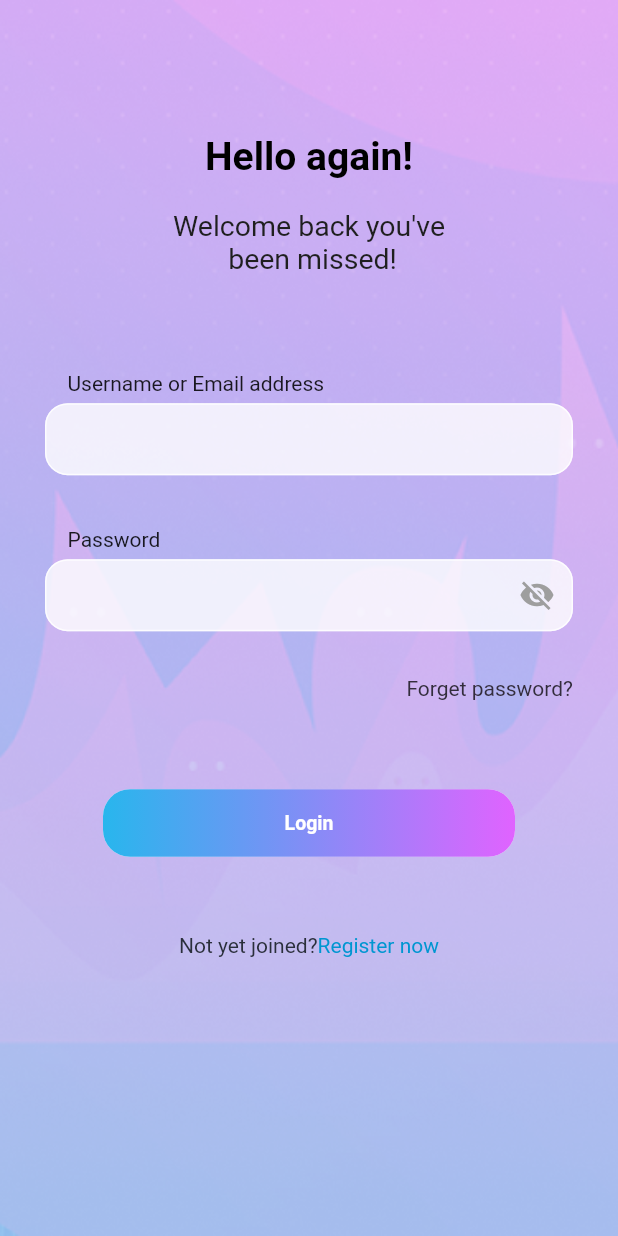
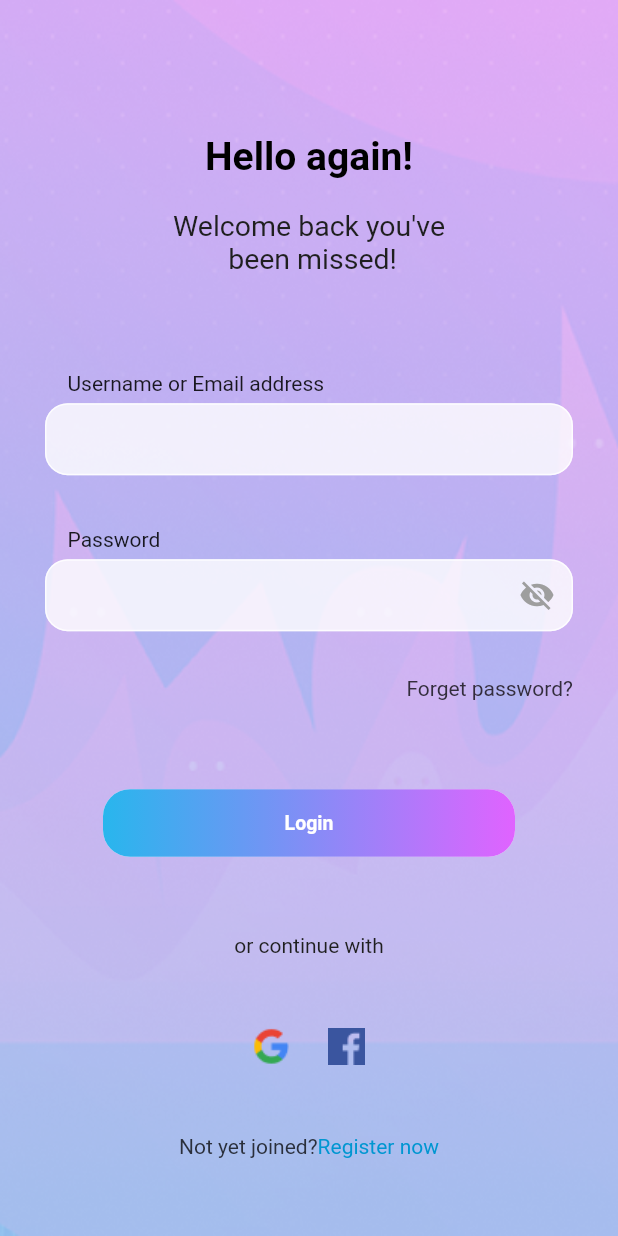
Before and after one commit to loki1220/concept, a Flutter app: the screen it shows after launch, after a tap on "Login", on a phone screen of 412 x 824 dp. Run offline on Flutter 3.47's test engine with Material 2 defaults, Android fonts, the phone set to English and light mode, and no system bars; our stand-ins replace animated_splash_screen, cloud_firestore, file_picker, firebase_auth, firebase_core, firebase_storage and 7 more; missing offline and left inert: photo_manager, video_compress; accounts and stored records are empty; network calls fail.

```diff
--- a/lib/main.dart
+++ b/lib/main.dart
@@ -1,9 +1,7 @@
-import 'dart:ui';
 import 'package:animated_splash_screen/animated_splash_screen.dart';
 import 'package:concept/layouts/mobile_screen_layout.dart';
 import 'package:concept/providers/user_providers.dart';
 import 'package:concept/screens/home_page.dart';
-import 'package:concept/screens/profile_screen.dart';
 import 'package:firebase_auth/firebase_auth.dart';
 import 'package:firebase_core/firebase_core.dart';
 import 'package:flutter/material.dart';
@@ -74,13 +72,14 @@ class MyApp extends StatelessWidget {
                         colors: <Color>[Color(0xFF28B6ED),
                           Color(0xFF362345)]),*/
                     ),
-                  ))
+                  ),
+                  ),
                 ],
               ),
               splashIconSize: double.maxFinite,
               centered: true,
               splashTransition: SplashTransition.fadeTransition,
-              nextScreen: HomePage(),
+              nextScreen: const HomePage(),
             );
           },
         ),
@@ -88,5 +87,3 @@ class MyApp extends StatelessWidget {
     );
   }
 }
-
-//Loki cloned service updated on 07/04/2022
--- a/lib/providers/user_providers.dart
+++ b/lib/providers/user_providers.dart
@@ -1,5 +1,4 @@
 import 'package:flutter/cupertino.dart';
-
 import '../model/users.dart';
 import '../resources/auth_methods.dart';
 
--- a/lib/screens/login_page.dart
+++ b/lib/screens/login_page.dart
@@ -1,21 +1,15 @@
 import 'dart:async';
-
 import 'package:concept/screens/signup_page.dart';
 import 'package:concept/screens/started_page.dart';
 import 'package:concept/widget/circular_indicator.dart';
 import 'package:concept/widget/mytextfield.dart';
-import 'package:flutter/cupertino.dart';
 import 'package:flutter/gestures.dart';
 import 'package:flutter/material.dart';
 import 'package:fluttertoast/fluttertoast.dart';
-import 'package:get/get.dart';
-import 'package:get/get_core/src/get_main.dart';
 import 'package:google_fonts/google_fonts.dart';
 import 'package:firebase_auth/firebase_auth.dart';
 import 'package:google_sign_in/google_sign_in.dart';
-
 import '../layouts/mobile_screen_layout.dart';
-import 'details.dart';
 import 'forgetpass.dart';
 
 class LoginPage extends StatefulWidget {
@@ -46,7 +40,7 @@ class _LoginPageState extends State<LoginPage> {
   //     t.cancel(); //stops the timer
   //   });
   // }
-  //
+
   // @override
   // void initState() {
   //   startTimer(); //start the timer on loading
@@ -130,53 +124,53 @@ class _LoginPageState extends State<LoginPage> {
       accessToken: googleAuth?.accessToken,
       idToken: googleAuth?.idToken,
     );
-    // Fluttertoast.showToast(msg: "msg", toastLength: Toast.LENGTH_SHORT);
+    Fluttertoast.showToast(msg: "msg", toastLength: Toast.LENGTH_SHORT);
 
     // Once signed in, return the UserCredential
     return await FirebaseAuth.instance.signInWithCredential(credential);
   }
 
-  // Widget _buildGoogleButton() {
-  //   return Row(
-  //     mainAxisAlignment: MainAxisAlignment.center,
-  //     children: <Widget>[
-  //       Container(
-  //         height: 25,
-  //         width: 25,
-  //         child: GestureDetector(
-  //           onTap: () async {
-  //             await signInWithGoogle();
-  //             setState(() {
-  //               Navigator.push(
-  //                 context,
-  //                 MaterialPageRoute(
-  //                   builder: (context) => MobileScreenLayout(),
-  //                 ),
-  //               );
-  //             });
-  //           },
-  //           child: Image.asset(
-  //             "assets/gbutton.png",
-  //             width: 25,
-  //             height: 25,
-  //           ),
-  //         ),
-  //       ),
-  //       SizedBox(
-  //         width: 25,
-  //       ),
-  //       Container(
-  //         height: 25,
-  //         width: 25,
-  //         child: Image.asset(
-  //           "assets/fbutton.png",
-  //           width: 25,
-  //           height: 25,
-  //         ),
-  //       ),
-  //     ],
-  //   );
-  // }
+  Widget _buildGoogleButton() {
+    return Row(
+      mainAxisAlignment: MainAxisAlignment.center,
+      children: <Widget>[
+        Container(
+          height: 25,
+          width: 25,
+          child: GestureDetector(
+            onTap: () async {
+              await signInWithGoogle();
+              setState(() {
+                Navigator.push(
+                  context,
+                  MaterialPageRoute(
+                    builder: (context) => MobileScreenLayout(),
+                  ),
+                );
+              });
+            },
+            child: Image.asset(
+              "assets/gbutton.png",
+              width: 25,
+              height: 25,
+            ),
+          ),
+        ),
+        SizedBox(
+          width: 25,
+        ),
+        Container(
+          height: 25,
+          width: 25,
+          child: Image.asset(
+            "assets/fbutton.png",
+            width: 25,
+            height: 25,
+          ),
+        ),
+      ],
+    );
+  }
 
   Widget forgotPass() {
     return Row(
@@ -259,15 +253,6 @@ class _LoginPageState extends State<LoginPage> {
           child: MaterialButton(
             onPressed: () {
               signIn(emailController.text, passwordController.text);
-              // Navigator.push(
-              //   context,
-              //   MaterialPageRoute(
-              //     builder: (context) => Details(
-              //       assetImage: 'assets/sliderstar.png',
-              //     ),
-              //   ),
-              // );
-              //  FocusScope.of(context).unfocus();
             },
             child: Container(
               child: _isLoading
@@ -408,15 +393,15 @@ class _LoginPageState extends State<LoginPage> {
                       child: Column(
                         mainAxisAlignment: MainAxisAlignment.spaceBetween,
                         children: [
-                          // Text(
-                          //   "or continue with",
-                          //   textAlign: TextAlign.center,
-                          //   style: GoogleFonts.roboto(
-                          //       fontSize: 14,
-                          //       fontWeight: FontWeight.w400,
-                          //       color: Color(0xFF1F1F1F)),
-                          // ),
-                          //_buildGoogleButton(),
+                          Text(
+                            "or continue with",
+                            textAlign: TextAlign.center,
+                            style: GoogleFonts.roboto(
+                                fontSize: 14,
+                                fontWeight: FontWeight.w400,
+                                color: Color(0xFF1F1F1F)),
+                          ),
+                          _buildGoogleButton(),
                           register(),
                         ],
                       ),
--- a/lib/screens/uploading_screens/image_confirm.dart
+++ b/lib/screens/uploading_screens/image_confirm.dart
@@ -32,6 +32,8 @@ class _Image_Confirm_ScreenState extends State<Image_Confirm_Screen> {
     _fetch();
     super.initState();
   }
+
+   // bool isPhoto = true;
 
   String photoUrl = "",
       userName = "",
@@ -133,6 +135,7 @@ class _Image_Confirm_ScreenState extends State<Image_Confirm_Screen> {
 
     try {
       String docId = FirebaseFirestore.instance.collection('posts').doc().id;
+      print({'yourid ${docId} '});
 
       String profImage =
           await StorageMethods().uploadImageToStorage('posts', _file!, false);
@@ -545,10 +548,9 @@ class _Image_Confirm_ScreenState extends State<Image_Confirm_Screen> {
                             if (imgFile != null) {
                               Uint8List imageRaw = await imgFile.readAsBytes();
                               setState(() {
-
+                                isPhoto = "true";
                                 _file = imageRaw;
                                 print('this path = $_file');
-                                isPhoto = "";
                               });
                             }
                             uploadImage().whenComplete(
```
Also changed, not shown: lib/screens/feed_screen.dart (+8 -1 lines), lib/screens/profile_screen.dart (+21 -34 lines), lib/screens/search_screen.dart (+66 -8 lines), lib/screens/settings_screen.dart (added, +54 -0 lines), lib/screens/uploading_screens/audio_editor.dart (added, +17 -0 lines), lib/widget/comment_card.dart (+8 -2 lines), lib/widget/post_card.dart (+36 -10 lines), lib/widget/video_player_profile.dart (added, +47 -0 lines), lib/widget/video_player_feed.dart (renamed from lib/widget/video_player_item.dart).
